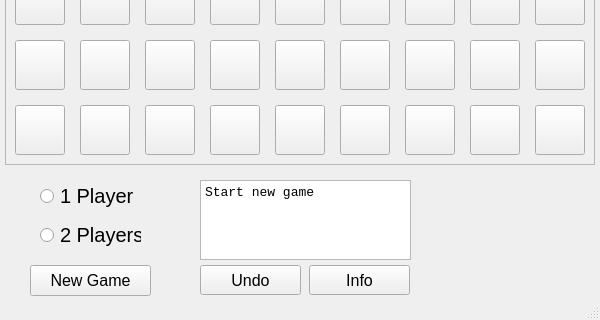
First picture: the form in quoridor.ui, repository crimvael/quoridor, before the edit; both pictures show x 0 to 600 and y 430 to 750 of the 600 by 750 pixel window.
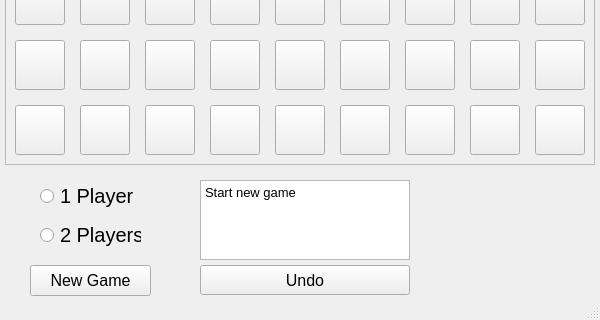
Second picture: the form after the edit.

Diff of the .ui file:
```diff
--- a/quoridor.ui
+++ b/quoridor.ui
@@ -1532,7 +1532,7 @@
      <rect>
       <x>200</x>
       <y>695</y>
-      <width>101</width>
+      <width>210</width>
       <height>30</height>
      </rect>
     </property>
@@ -1607,39 +1607,17 @@
      <string>2 Players</string>
     </property>
    </widget>
-   <widget class="QPushButton" name="pushButton_3">
-    <property name="geometry">
-     <rect>
-      <x>309</x>
-      <y>695</y>
-      <width>101</width>
-      <height>30</height>
-     </rect>
-    </property>
-    <property name="font">
-     <font>
-      <pointsize>12</pointsize>
-     </font>
-    </property>
-    <property name="mouseTracking">
-     <bool>true</bool>
-    </property>
-    <property name="text">
-     <string>Info</string>
-    </property>
-   </widget>
    <widget class="QTextBrowser" name="textBrowser">
     <property name="geometry">
      <rect>
       <x>200</x>
       <y>610</y>
-      <width>211</width>
+      <width>210</width>
       <height>80</height>
      </rect>
     </property>
     <property name="font">
      <font>
-      <family>Courier New</family>
       <pointsize>10</pointsize>
      </font>
     </property>
```
